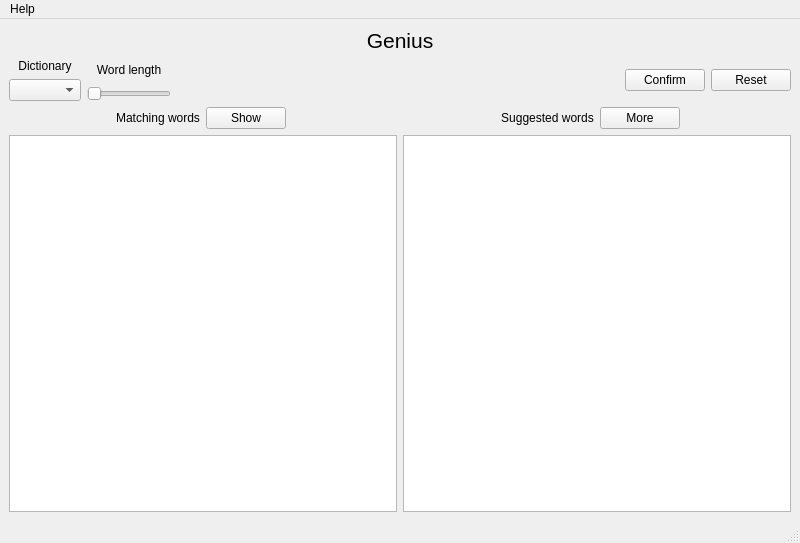
Old version of the form genius.ui in the repository B1rtek/Genius.
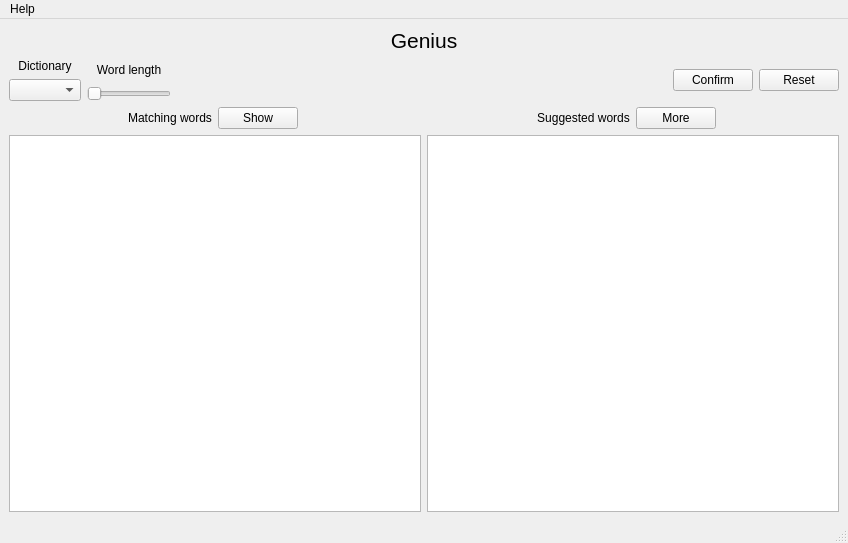
New version of the form. Icons and pictures are not drawn.

```diff
--- a/genius.ui
+++ b/genius.ui
@@ -6,7 +6,7 @@
    <rect>
     <x>0</x>
     <y>0</y>
-    <width>800</width>
+    <width>848</width>
     <height>543</height>
    </rect>
   </property>
@@ -214,8 +214,8 @@
     <rect>
      <x>0</x>
      <y>0</y>
-     <width>800</width>
-     <height>27</height>
+     <width>848</width>
+     <height>21</height>
     </rect>
    </property>
    <widget class="QMenu" name="menuHelp">
```
